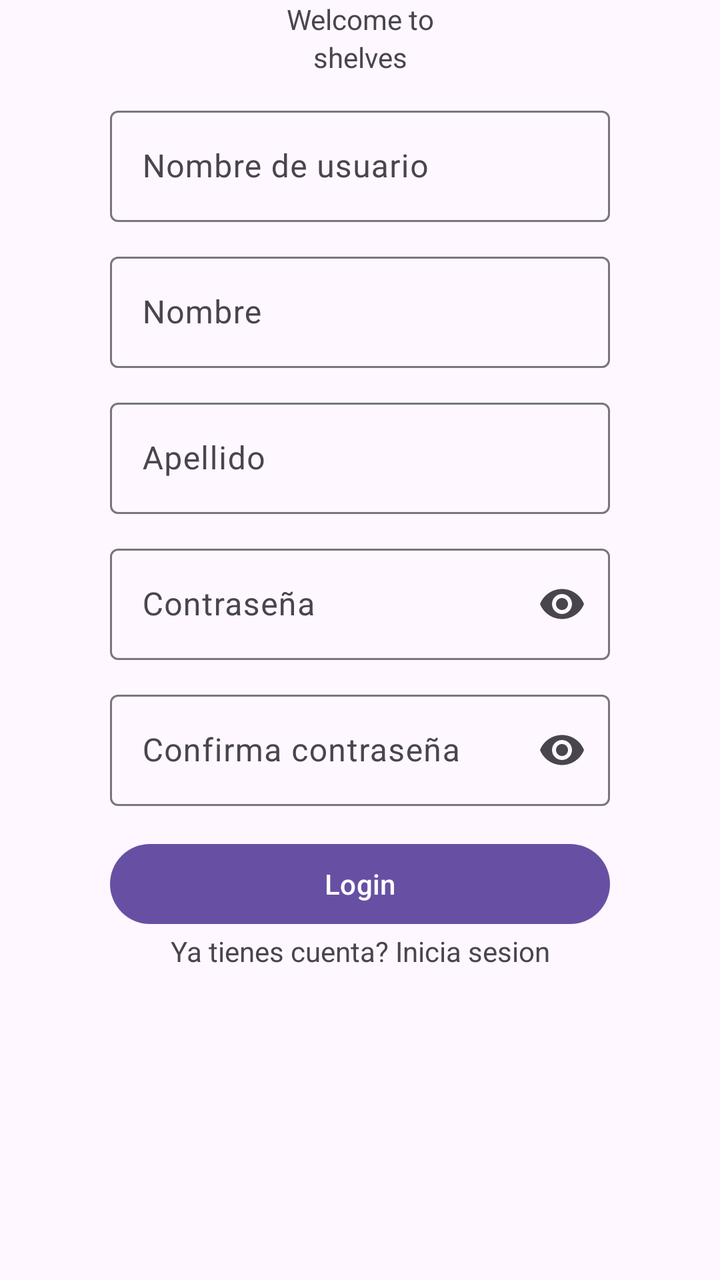
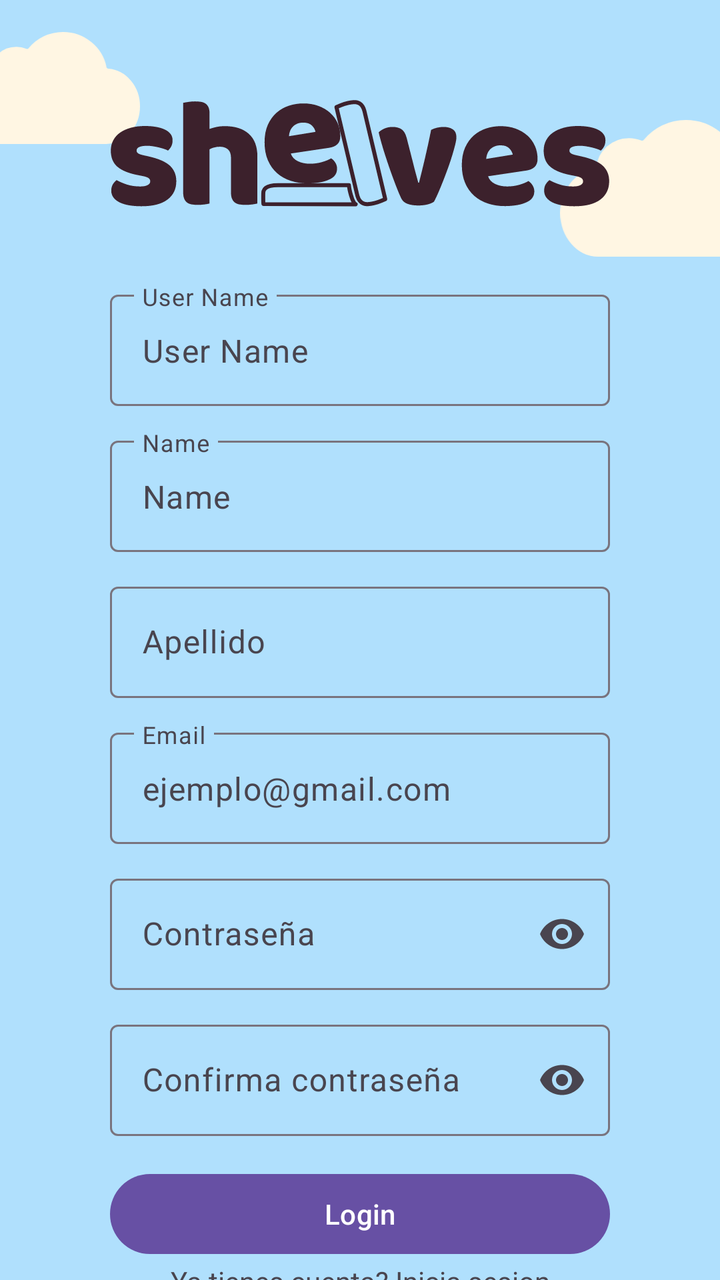

Compare the two renders of this Android layout. The source of the first and the diff that turns it into the second are given below.
<!-- AndroidManifest.xml: application theme Theme.Shelves -->
<!-- res/layout/activity_registre.xml -->
<?xml version="1.0" encoding="utf-8"?>
<androidx.constraintlayout.widget.ConstraintLayout xmlns:android="http://schemas.android.com/apk/res/android"
    xmlns:app="http://schemas.android.com/apk/res-auto"
    xmlns:tools="http://schemas.android.com/tools"
    android:id="@+id/main"
    android:layout_width="match_parent"
    android:layout_height="match_parent"
    tools:context=".RegistreActivity">

    <ImageView
        android:id="@+id/imgLogo"
        android:layout_width="wrap_content"
        android:layout_height="100dp"
        app:layout_constraintTop_toTopOf="parent"
        app:layout_constraintStart_toStartOf="parent"
        app:layout_constraintEnd_toEndOf="parent"
        app:layout_constraintBottom_toTopOf="@+id/textIntro"
        />

    <LinearLayout
        android:id="@+id/textIntro"
        android:layout_width="wrap_content"
        android:layout_height="wrap_content"
        app:layout_constraintStart_toStartOf="parent"
        app:layout_constraintTop_toTopOf="parent"
        app:layout_constraintEnd_toEndOf="parent"
        android:orientation="vertical"
        android:gravity="center"
        >
        <TextView
            android:layout_width="wrap_content"
            android:layout_height="wrap_content"
            android:text="Welcome to"
            />
        <TextView
            android:layout_width="wrap_content"
            android:layout_height="wrap_content"
            android:text="shelves"
            />
    </LinearLayout>

    <LinearLayout
        android:layout_width="wrap_content"
        android:layout_height="wrap_content"
        app:layout_constraintTop_toBottomOf="@+id/textIntro"
        app:layout_constraintStart_toStartOf="parent"
        app:layout_constraintEnd_toEndOf="parent"
        android:orientation="vertical"
        android:focusable="true"
        android:focusableInTouchMode="true"
        >
        
        <com.google.android.material.textfield.TextInputLayout
            android:layout_width="250dp"
            android:layout_height="wrap_content"
            android:hint="Nombre de usuario"
            style="@style/Widget.Material3.TextInputLayout.OutlinedBox"
            app:layout_constraintEnd_toEndOf="parent"
            android:layout_marginTop="12dp">

            <com.google.android.material.textfield.TextInputEditText
                android:layout_width="match_parent"
                android:layout_height="wrap_content"
                android:inputType="textPersonName"
                android:maxLines="1" />

        </com.google.android.material.textfield.TextInputLayout>
        
        <com.google.android.material.textfield.TextInputLayout
            android:layout_width="250dp"
            android:layout_height="wrap_content"
            android:hint="Nombre"
            style="@style/Widget.Material3.TextInputLayout.OutlinedBox"
            app:layout_constraintEnd_toEndOf="parent"
            android:layout_marginTop="12dp"
            >

            <com.google.android.material.textfield.TextInputEditText
                android:layout_width="match_parent"
                android:layout_height="wrap_content"
                android:inputType="textPersonName"
                android:maxLines="1" />

        </com.google.android.material.textfield.TextInputLayout>
        
        <com.google.android.material.textfield.TextInputLayout
            android:layout_width="250dp"
            android:layout_height="wrap_content"
            android:hint="Apellido"
            style="@style/Widget.Material3.TextInputLayout.OutlinedBox"
            app:layout_constraintEnd_toEndOf="parent"
            android:layout_marginTop="12dp"
            >

            <com.google.android.material.textfield.TextInputEditText
                android:layout_width="match_parent"
                android:layout_height="wrap_content"
                android:inputType="textPersonName"
                android:maxLines="1" />

        </com.google.android.material.textfield.TextInputLayout>
        
        <com.google.android.material.textfield.TextInputLayout
            android:layout_width="250dp"
            android:layout_height="wrap_content"
            android:hint="Contraseña"
            app:endIconMode="password_toggle"
            style="@style/Widget.Material3.TextInputLayout.OutlinedBox"
            android:layout_marginTop="12dp">
            <com.google.android.material.textfield.TextInputEditText
                android:layout_width="match_parent"
                android:layout_height="wrap_content"
                android:inputType="textPassword" />

        </com.google.android.material.textfield.TextInputLayout>
        
        <com.google.android.material.textfield.TextInputLayout
            android:layout_width="250dp"
            android:layout_height="wrap_content"
            android:hint="Confirma contraseña"
            app:endIconMode="password_toggle"
            style="@style/Widget.Material3.TextInputLayout.OutlinedBox"
            android:layout_marginTop="12dp">
            <com.google.android.material.textfield.TextInputEditText
                android:layout_width="match_parent"
                android:layout_height="wrap_content"
                android:inputType="textPassword" />

        </com.google.android.material.textfield.TextInputLayout>

        <Button
            android:layout_width="250dp"
            android:layout_height="wrap_content"
            android:text="Login"
            android:layout_marginTop="15dp"
            />
        <TextView
            android:layout_width="match_parent"
            android:layout_height="wrap_content"
            android:gravity="center"
            android:text="Ya tienes cuenta? Inicia sesion"

            />
    </LinearLayout>

</androidx.constraintlayout.widget.ConstraintLayout>
<!-- resources referenced by this layout -->
<resources>
  <style name="Theme.Shelves" parent="Base.Theme.Shelves" />
  <style name="Base.Theme.Shelves" parent="Theme.Material3.DayNight.NoActionBar">
          
          
      </style>
</resources>

<!-- the commit's change to res/layout/activity_registre.xml (unified diff, before → after) -->
@@ -5,44 +5,59 @@
     android:id="@+id/main"
     android:layout_width="match_parent"
     android:layout_height="match_parent"
-    tools:context=".RegistreActivity">
+    tools:context=".RegistreActivity"
+    android:background="@color/icy_blue"
+    >
 
-    <ImageView
-        android:id="@+id/imgLogo"
-        android:layout_width="wrap_content"
-        android:layout_height="100dp"
+    <FrameLayout
+        android:id="@+id/logo"
+        app:layout_constraintBottom_toTopOf="@+id/formulario"
+        android:orientation="horizontal"
+        android:layout_width="0dp"
+        android:layout_height="130dp"
         app:layout_constraintTop_toTopOf="parent"
         app:layout_constraintStart_toStartOf="parent"
         app:layout_constraintEnd_toEndOf="parent"
-        app:layout_constraintBottom_toTopOf="@+id/textIntro"
-        />
+        >
+        
+        <ImageView
+            android:layout_width="90dp"
+            android:layout_height="wrap_content"
+            android:layout_gravity="top|start"
+            android:layout_marginTop="16dp"
+            android:adjustViewBounds="true"
+            android:translationX="-20dp"
+            android:importantForAccessibility="no"
+            android:src="@drawable/nube" />
+
+        
+        <ImageView
+            android:layout_width="110dp"
+            android:layout_height="wrap_content"
+            android:layout_gravity="top|end"
+            android:layout_marginTop="60dp"
+            android:adjustViewBounds="true"
+            android:translationX="30dp"
+            android:importantForAccessibility="no"
+            android:src="@drawable/nube" />
+
+        
+        <ImageView
+            android:layout_width="250dp"
+            android:layout_height="wrap_content"
+            android:layout_gravity="top|center_horizontal"
+            android:layout_marginTop="50dp"
+            android:adjustViewBounds="true"
+            android:contentDescription="Shelves"
+            android:src="@drawable/logo_shelves" />
+    </FrameLayout>
+
 
     <LinearLayout
-        android:id="@+id/textIntro"
+        android:id="@+id/formulario"
         android:layout_width="wrap_content"
         android:layout_height="wrap_content"
-        app:layout_constraintStart_toStartOf="parent"
-        app:layout_constraintTop_toTopOf="parent"
-        app:layout_constraintEnd_toEndOf="parent"
-        android:orientation="vertical"
-        android:gravity="center"
-        >
-        <TextView
-            android:layout_width="wrap_content"
-            android:layout_height="wrap_content"
-            android:text="Welcome to"
-            />
-        <TextView
-            android:layout_width="wrap_content"
-            android:layout_height="wrap_content"
-            android:text="shelves"
-            />
-    </LinearLayout>
-
-    <LinearLayout
-        android:layout_width="wrap_content"
-        android:layout_height="wrap_content"
-        app:layout_constraintTop_toBottomOf="@+id/textIntro"
+        app:layout_constraintTop_toBottomOf="@+id/logo"
         app:layout_constraintStart_toStartOf="parent"
         app:layout_constraintEnd_toEndOf="parent"
         android:orientation="vertical"
@@ -51,36 +66,33 @@
         >
         
         <com.google.android.material.textfield.TextInputLayout
-            android:layout_width="250dp"
+            android:layout_width="match_parent"
             android:layout_height="wrap_content"
-            android:hint="Nombre de usuario"
-            style="@style/Widget.Material3.TextInputLayout.OutlinedBox"
-            app:layout_constraintEnd_toEndOf="parent"
+            android:hint="User Name"
+            app:expandedHintEnabled="false"
+            app:placeholderText="User Name"
+            app:endIconMode="clear_text"
             android:layout_marginTop="12dp">
 
             <com.google.android.material.textfield.TextInputEditText
                 android:layout_width="match_parent"
                 android:layout_height="wrap_content"
-                android:inputType="textPersonName"
-                android:maxLines="1" />
-
+                android:inputType="text" />
         </com.google.android.material.textfield.TextInputLayout>
         
         <com.google.android.material.textfield.TextInputLayout
-            android:layout_width="250dp"
+            android:layout_width="match_parent"
             android:layout_height="wrap_content"
-            android:hint="Nombre"
-            style="@style/Widget.Material3.TextInputLayout.OutlinedBox"
-            app:layout_constraintEnd_toEndOf="parent"
-            android:layout_marginTop="12dp"
-            >
+            android:hint="Name"
+            app:expandedHintEnabled="false"
+            app:placeholderText="Name"
+            app:endIconMode="clear_text"
+            android:layout_marginTop="12dp">
 
             <com.google.android.material.textfield.TextInputEditText
                 android:layout_width="match_parent"
                 android:layout_height="wrap_content"
-                android:inputType="textPersonName"
-                android:maxLines="1" />
-
+                android:inputType="text" />
         </com.google.android.material.textfield.TextInputLayout>
         
         <com.google.android.material.textfield.TextInputLayout
@@ -98,6 +110,20 @@
                 android:inputType="textPersonName"
                 android:maxLines="1" />
 
+        </com.google.android.material.textfield.TextInputLayout>
+        <com.google.android.material.textfield.TextInputLayout
+            android:layout_width="match_parent"
+            android:layout_height="wrap_content"
+            android:hint="Email"
+            app:expandedHintEnabled="false"
+            app:placeholderText="ejemplo@gmail.com"
+            app:endIconMode="clear_text"
+            android:layout_marginTop="12dp">
+
+            <com.google.android.material.textfield.TextInputEditText
+                android:layout_width="match_parent"
+                android:layout_height="wrap_content"
+                android:inputType="text" />
         </com.google.android.material.textfield.TextInputLayout>
         
         <com.google.android.material.textfield.TextInputLayout
<!-- resource entries referenced after the edit -->
@@ -1,5 +1,21 @@
 <!-- resources referenced by this layout -->
 <resources>
+  <color name="icy_blue">#B0E0FD</color>
+  <!-- drawable logo_shelves: vector/xml drawable (drawable, 10366 chars, omitted) -->
+  <!-- drawable nube (drawable) -->
+  <vector xmlns:android="http://schemas.android.com/apk/res/android"
+      android:width="106dp"
+      android:height="66dp"
+      android:viewportWidth="106"
+      android:viewportHeight="66">
+    <path
+        android:strokeWidth="1"
+        android:pathData="M17.43,23.98C17.69,23.72 17.85,23.39 17.88,23.03C18.56,15.32 25.12,9.28 33.12,9.28C35.11,9.26 37.08,9.64 38.92,10.39C39.59,10.67 40.34,10.41 40.8,9.85C45.45,4.11 52.61,0.5 60.66,0.5C73.03,0.5 83.5,9.18 85.76,20.72C85.84,21.08 86.03,21.41 86.31,21.65C86.59,21.9 86.94,22.04 87.32,22.07C97.47,22.83 105.5,32.25 105.5,43.76C105.5,55.77 96.76,65.5 85.98,65.5H18.26C8.45,65.5 0.5,56.29 0.5,44.93C0.5,34.2 7.45,25.39 16.48,24.44C16.84,24.4 17.18,24.23 17.43,23.98Z"
+        android:strokeLineJoin="round"
+        android:fillColor="#FFF6E3"
+        android:strokeColor="#FFF6E3"
+        android:strokeLineCap="round"/>
+  </vector>
   <style name="Theme.Shelves" parent="Base.Theme.Shelves" />
   <style name="Base.Theme.Shelves" parent="Theme.Material3.DayNight.NoActionBar">
           
